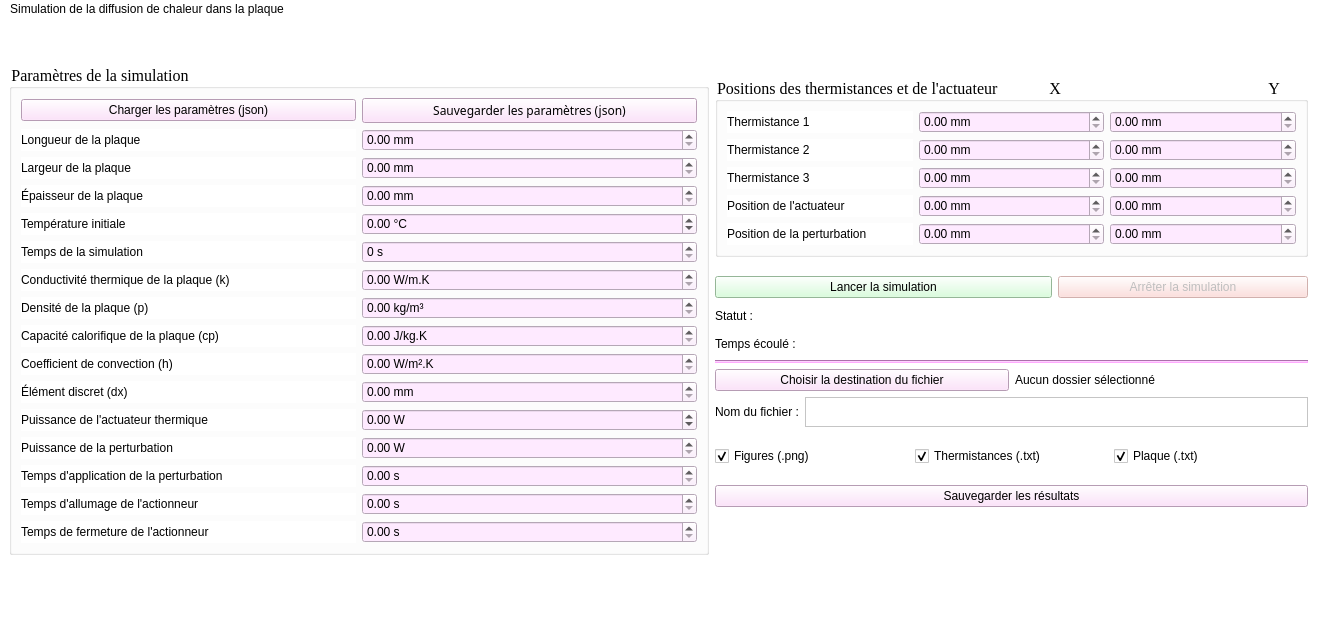
Qt form simulation python/interface_simulateur.ui (mader143/simulateur-thermique) before a commit.
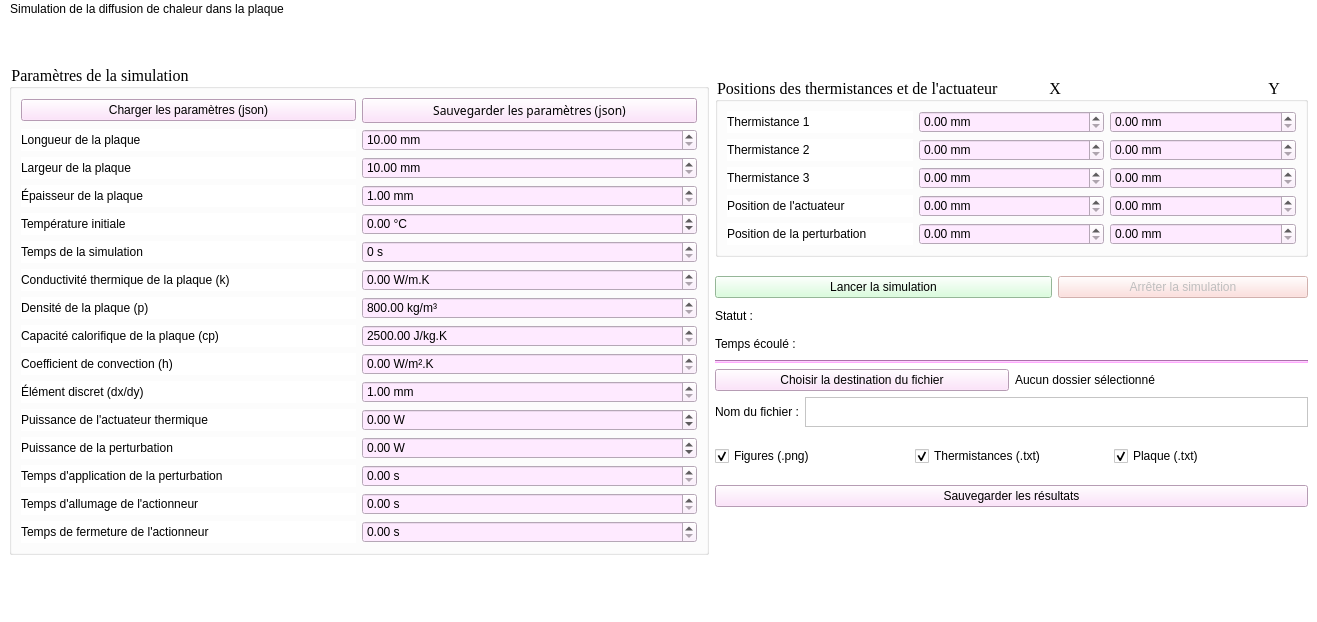
The same form after that commit.

Commit message: ajout des limites sur l'interface python et changement des données pour la puissance

```diff
--- a/simulation python/interface_simulateur.ui
+++ b/simulation python/interface_simulateur.ui
@@ -6,7 +6,7 @@
    <rect>
     <x>0</x>
     <y>0</y>
-    <width>1242</width>
+    <width>1311</width>
     <height>622</height>
    </rect>
   </property>
@@ -98,8 +98,11 @@
              <property name="suffix">
               <string> mm</string>
              </property>
+             <property name="minimum">
+              <double>1.000000000000000</double>
+             </property>
              <property name="maximum">
-              <double>10000.000000000000000</double>
+              <double>5.000000000000000</double>
              </property>
             </widget>
            </item>
@@ -176,6 +179,9 @@
              <property name="suffix">
               <string> kg/m³</string>
              </property>
+             <property name="minimum">
+              <double>800.000000000000000</double>
+             </property>
              <property name="maximum">
               <double>100000.000000000000000</double>
              </property>
@@ -189,8 +195,11 @@
              <property name="suffix">
               <string> mm</string>
              </property>
+             <property name="minimum">
+              <double>10.000000000000000</double>
+             </property>
              <property name="maximum">
-              <double>100000.000000000000000</double>
+              <double>150.000000000000000</double>
              </property>
             </widget>
            </item>
@@ -232,6 +241,9 @@
              <property name="suffix">
               <string> J/kg.K</string>
              </property>
+             <property name="minimum">
+              <double>2500.000000000000000</double>
+             </property>
              <property name="maximum">
               <double>100000.000000000000000</double>
              </property>
@@ -245,6 +257,9 @@
              <property name="suffix">
               <string> mm</string>
              </property>
+             <property name="minimum">
+              <double>1.000000000000000</double>
+             </property>
             </widget>
            </item>
            <item row="11" column="0">
@@ -257,7 +272,7 @@
            <item row="10" column="0">
             <widget class="QLabel" name="label_12">
              <property name="text">
-              <string>Élément discret (dx)</string>
+              <string>Élément discret (dx/dy)</string>
              </property>
             </widget>
            </item>
@@ -277,8 +292,11 @@
              <property name="suffix">
               <string> mm</string>
              </property>
+             <property name="minimum">
+              <double>10.000000000000000</double>
+             </property>
              <property name="maximum">
-              <double>100000.000000000000000</double>
+              <double>175.000000000000000</double>
              </property>
             </widget>
            </item>
@@ -298,8 +316,11 @@
              <property name="suffix">
               <string> W</string>
              </property>
+             <property name="minimum">
+              <double>-5.000000000000000</double>
+             </property>
              <property name="maximum">
-              <double>100000.000000000000000</double>
+              <double>5.000000000000000</double>
              </property>
             </widget>
            </item>
```
Left out of the diff: 4 changed lines with no effect on the pictures. The commit also changes 2 other files.
